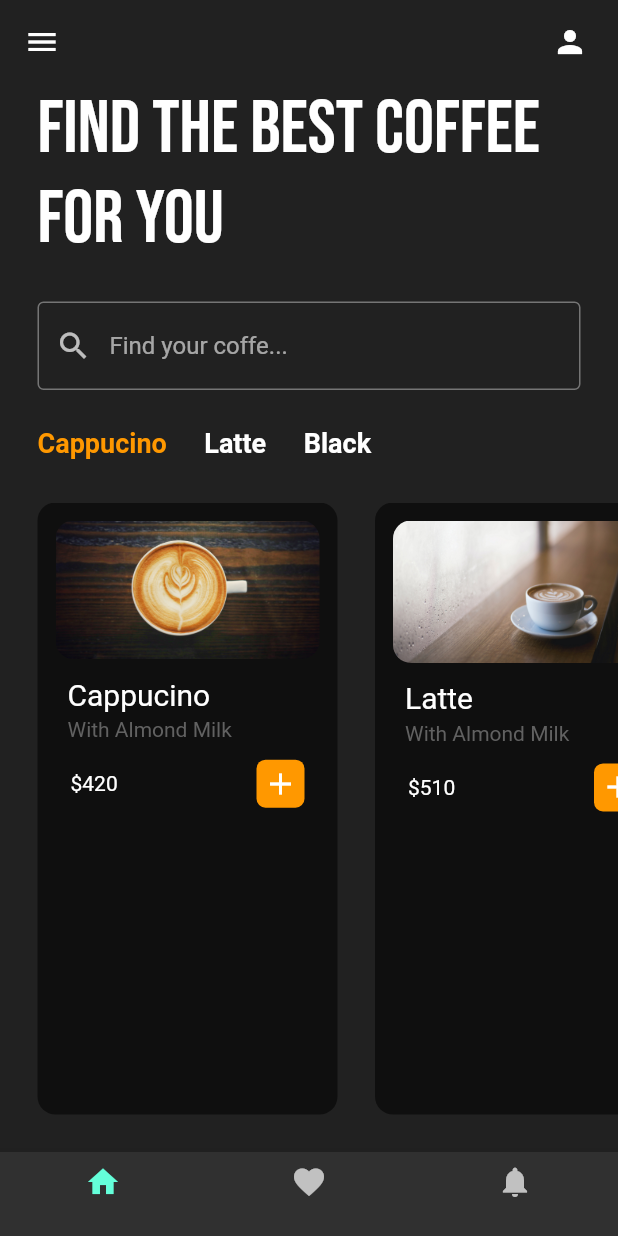
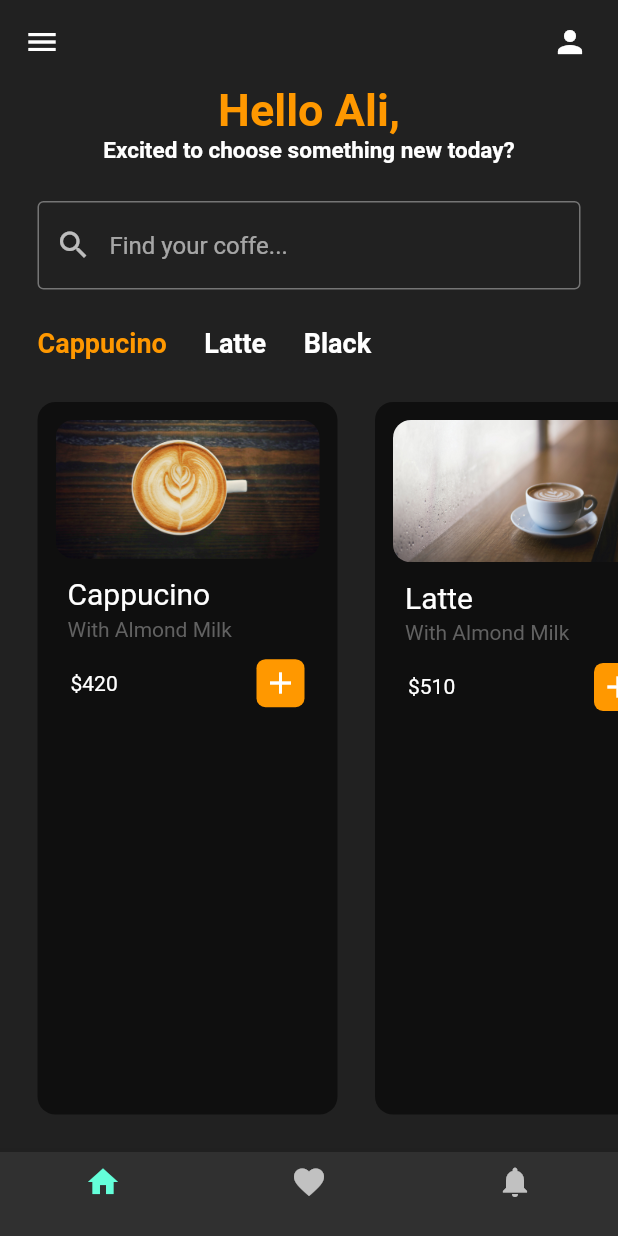
Before and after one commit to alihaider678/Flutter-Tasks, a Flutter app: the screen it shows after launch, on a phone screen of 412 x 824 dp. Run offline on Flutter 3.47's test engine with Material 2 defaults, Android fonts, the light colour scheme and no system bars; our stand-ins replace google_fonts.

Commit message:
userinterface-1
50% Done!

```diff
--- a/userinterface/lib/pages/home_page.dart
+++ b/userinterface/lib/pages/home_page.dart
@@ -41,14 +41,22 @@ class _HomePageState extends State<HomePage> {
           label: '',
         ),
       ]),
-      body: Column(
-        children: [
+      body: Column(children: [
         Padding(
           padding: const EdgeInsets.symmetric(horizontal: 25.0),
-            child: Text("Find the best coffee for you",
-                style: GoogleFonts.bebasNeue(
-                  fontSize: 50,
+          child: Text("Hello Ali,",
+              style: TextStyle(
+                fontSize: 30,
+                fontWeight: FontWeight.bold,
+                color: Colors.orange,
               )),
+        ),
+        Text(
+          'Excited to choose something new today?',
+          style: TextStyle(
+            fontWeight: FontWeight.bold,
+            fontSize: 15,
+          ),
         ),
         SizedBox(height: 25),
         Padding(
@@ -70,13 +78,16 @@ class _HomePageState extends State<HomePage> {
           child: ListView(
             scrollDirection: Axis.horizontal,
             children: [
-                CoffeeType(coffeeType: 'Cappucino',
+              CoffeeType(
+                coffeeType: 'Cappucino',
                 isSelected: true,
               ),
-                CoffeeType(coffeeType: 'Latte',
+              CoffeeType(
+                coffeeType: 'Latte',
                 isSelected: false,
               ),
-                CoffeeType(coffeeType: 'Black',
+              CoffeeType(
+                coffeeType: 'Black',
                 isSelected: false,
               ),
             ],
```
Also changed, not shown: UI-1.PNG (added). Lines whose indentation alone changed are shown as unchanged.
